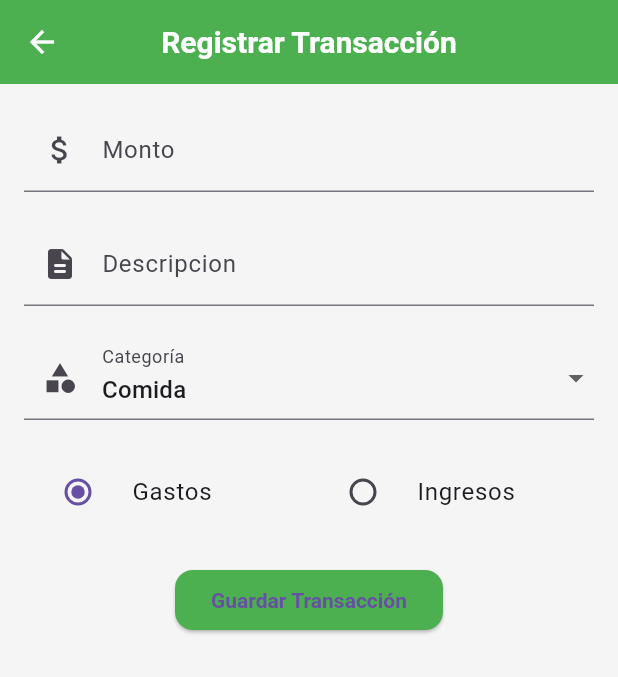
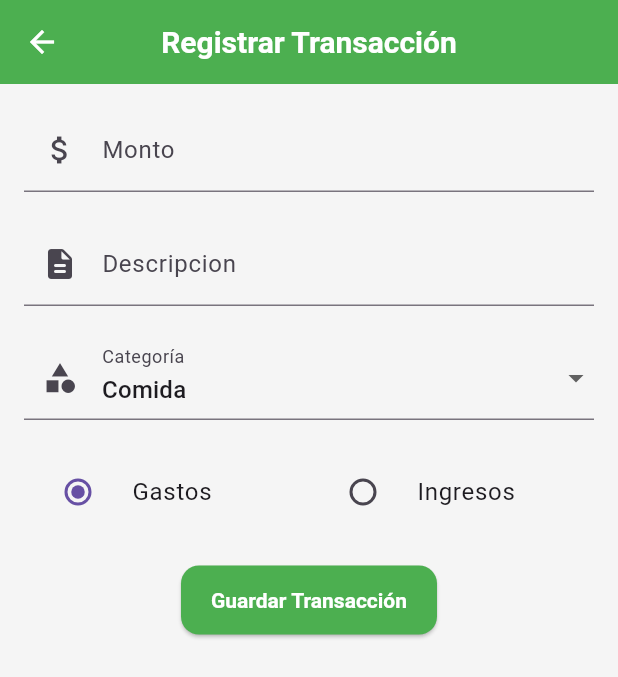
Before and after one commit to IsraelMerlyn/gastos_app, a Flutter app: the screen it shows after launch, after a tap on "Agregar", on a phone screen of 412 x 824 dp. Shown: the top 677 px of the screen. Run offline on Flutter 3.47's test engine with Material 3 defaults, Android fonts, the phone set to English and light mode, and no system bars; our stand-ins replace charts_flutter.

Commit message:
tasks #2.6 modificando datos estaticos por datos reales

```diff
--- a/lib/screens/summary_screen.dart
+++ b/lib/screens/summary_screen.dart
@@ -1,7 +1,10 @@
 import 'package:flutter/material.dart';
+import 'package:gastos_app/models/transaction.dart';
+import 'package:gastos_app/providers/transaction_provider.dart';
 import 'package:gastos_app/screens/transaction_form_screen.dart';
 import 'package:gastos_app/screens/transaction_history_screen.dart';
 import 'package:gastos_app/widgets/expense_chart.dart';
+import 'package:provider/provider.dart';
 
 import '../models/expense_data.dart';
 
@@ -10,12 +13,23 @@ class SumaryScreen extends StatelessWidget {
 
   @override
   Widget build(BuildContext context) {
-    final List<ExpenseData> expenseData = [
-      ExpenseData('Comida', 100),
-      ExpenseData('Transporte', 50),
-      ExpenseData('Entretenimiento', 200),
-      ExpenseData('Salud', 150),
-    ];
+    // final List<ExpenseData> expenseData = [
+    //   ExpenseData('Comida', 100),
+    //   ExpenseData('Transporte', 50),
+    //   ExpenseData('Entretenimiento', 200),
+    //   ExpenseData('Salud', 150),
+    // ];
+    final transactionProvider = Provider.of<TransactionProvider>(context);
+    final transactions = transactionProvider.transactions;
+
+    final totalIncome = transactions
+        .where((transaction) => transaction.type == TransactionType.income)
+        .fold(0.0, (sum, transaction) => sum + transaction.amount);
+
+    final totalExpenses = transactions
+        .where((transaction) => transaction.type == TransactionType.expense)
+        .fold(0.0, (sum, transaction) => sum + transaction.amount);
+
     return Scaffold(
         appBar: AppBar(
           title: Text('Resumen de Gastos'),
@@ -43,25 +57,25 @@ class SumaryScreen extends StatelessWidget {
               //   style: TextStyle(fontSize: 22, fontWeight: FontWeight.bold),
               // ),
               const SizedBox(height: 20),
-              const Card(
+              Card(
                 child: ListTile(
-                  leading: Icon(
+                  leading: const Icon(
                     Icons.arrow_downward_outlined,
                     color: Colors.green,
                   ),
-                  title: Text('Ingresos'),
-                  subtitle: Text('\$0.0'),
+                  title: const Text('Ingresos'),
+                  subtitle: Text('\$${totalIncome.toStringAsFixed(2)}'),
                 ),
               ),
               const SizedBox(height: 20),
-              const Card(
+              Card(
                 child: ListTile(
-                  leading: Icon(
+                  leading: const Icon(
                     Icons.arrow_upward_outlined,
                     color: Colors.red,
                   ),
-                  title: Text('Ingresos'),
-                  subtitle: Text('\$0.0'),
+                  title: const Text('Ingresos'),
+                  subtitle: Text('\$${totalExpenses.toStringAsFixed(2)}'),
                 ),
               ),
               const SizedBox(height: 20),
@@ -81,7 +95,7 @@ class SumaryScreen extends StatelessWidget {
                       color: Colors.white, size: 20),
                 ),
               ),
-              ExpenseChart(expenseData: expenseData)
+              ExpenseChart()
             ],
           ),
         ));
--- a/lib/screens/transaction_form_screen.dart
+++ b/lib/screens/transaction_form_screen.dart
@@ -140,14 +140,18 @@ class _TransactionFormScreenState extends State<TransactionFormScreen> {
                       Navigator.pop(context);
                     }
                   },
-                  child: const Text('Guardar Transacción'),
-                  // style: ElevatedButton.styleFrom(
-                  //   padding: const EdgeInsets.symmetric(
-                  //       horizontal: 20, vertical: 15),
-                  //   shape: RoundedRectangleBorder(
-                  //     borderRadius: BorderRadius.circular(12),
-                  //   ),
-                  // ),
+                  child: const Text(
+                    'Guardar Transacción',
+                    style: TextStyle(
+                        color: Colors.white, fontWeight: FontWeight.bold),
+                  ),
+                  style: ElevatedButton.styleFrom(
+                    padding: const EdgeInsets.symmetric(
+                        horizontal: 20, vertical: 15),
+                    shape: RoundedRectangleBorder(
+                      borderRadius: BorderRadius.circular(12),
+                    ),
+                  ),
                 ),
               )
             ],
--- a/lib/widgets/expense_chart.dart
+++ b/lib/widgets/expense_chart.dart
@@ -8,8 +8,7 @@ import '../models/expense_data.dart';
 import 'package:charts_flutter/flutter.dart' as charts;
 
 class ExpenseChart extends StatelessWidget {
-  final List<ExpenseData> expenseData;
-  const ExpenseChart({super.key, required this.expenseData});
+  const ExpenseChart({super.key});
 
   @override
   Widget build(BuildContext context) {
```
